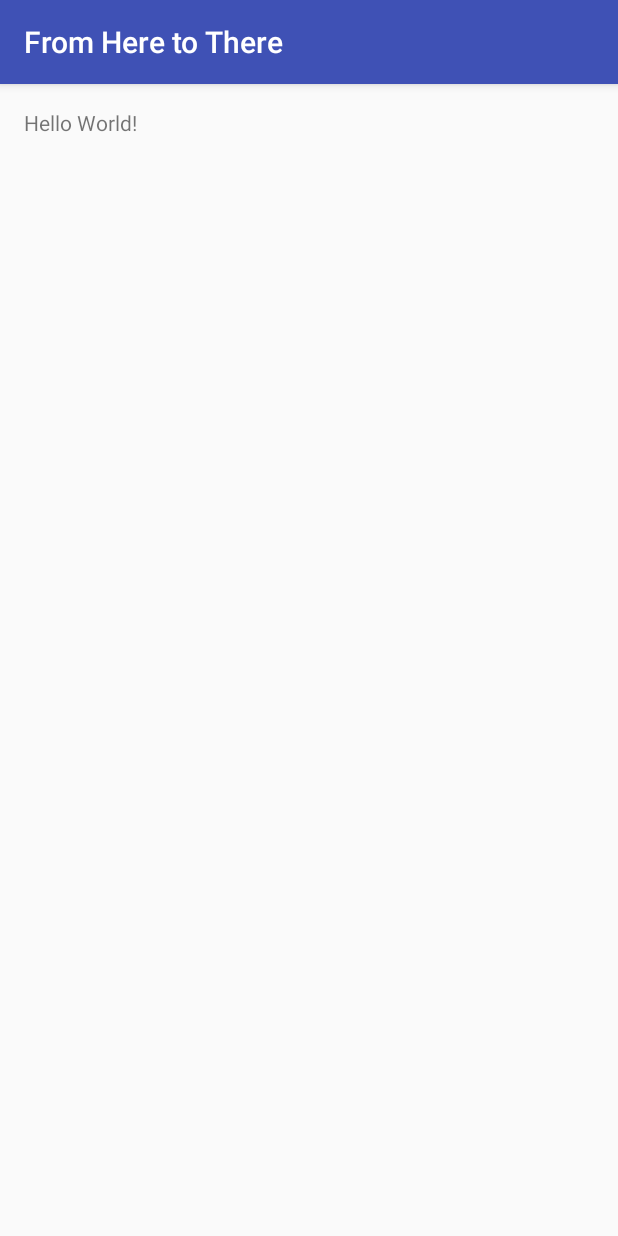
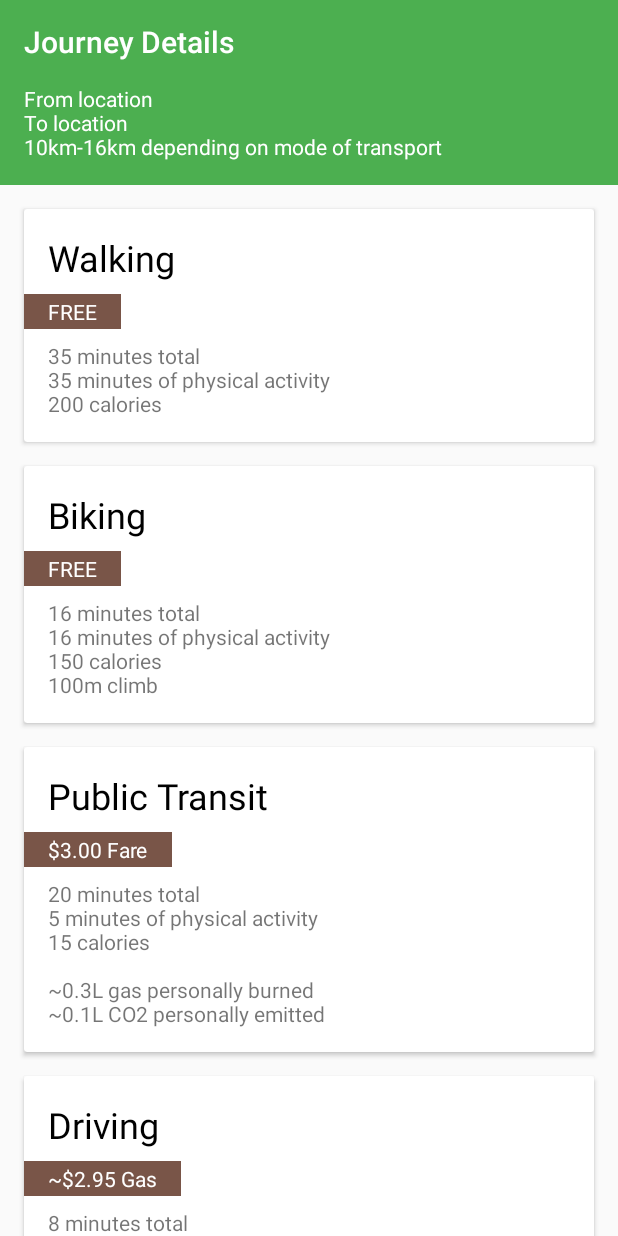
Before and after one commit to ianw3214/FromHereToThere, an Android app: the screen it shows after launch (MainActivity), on a phone screen of 412 x 824 dp. Run offline under Robolectric (Android 15) with nearby library versions, the phone set to English and light mode, and no system bars.

Commit message:
Built Initial Versions of Cards

```diff
--- a/FromHeretoThere/app/src/main/java/com/getfhtt/fhtt/MainActivity.java
+++ b/FromHeretoThere/app/src/main/java/com/getfhtt/fhtt/MainActivity.java
@@ -9,5 +9,7 @@ public class MainActivity extends AppCompatActivity {
     protected void onCreate(Bundle savedInstanceState) {
         super.onCreate(savedInstanceState);
         setContentView(R.layout.activity_main);
+        getSupportActionBar().setElevation(0);
+        getSupportActionBar().setTitle("Journey Details");
     }
 }
--- /dev/null
+++ b/FromHeretoThere/app/src/main/java/com/getfhtt/fhtt/SplashActivity.java
@@ -0,0 +1,15 @@
+package com.getfhtt.fhtt;
+
+import android.app.Activity;
+import android.content.Intent;
+import android.os.Bundle;
+
+public class SplashActivity extends Activity {
+
+    @Override
+    protected void onCreate(Bundle savedInstanceState) {
+        super.onCreate(savedInstanceState);
+        //Load main page
+        startActivity(new Intent(SplashActivity.this, MainActivity.class));
+    }
+}
--- /dev/null
+++ b/FromHeretoThere/app/src/main/java/com/getfhtt/fhtt/models/NavigateCard.java
@@ -0,0 +1,127 @@
+package com.getfhtt.fhtt.models;
+
+import android.content.Context;
+import android.content.res.TypedArray;
+import android.support.v4.content.ContextCompat;
+import android.support.v7.widget.CardView;
+import android.text.TextUtils;
+import android.util.AttributeSet;
+import android.util.TypedValue;
+import android.view.LayoutInflater;
+import android.view.View;
+import android.widget.LinearLayout;
+import android.widget.TextView;
+
+import com.getfhtt.fhtt.R;
+
+/**
+ * Created by Angelo on 2/4/2017.
+ */
+
+public class NavigateCard extends CardView{
+    private TextView mTitleView;
+    private TextView mMessageView;
+    private TextView mCostView;
+    private View mRoot;
+    public static final int ANIM_DURATION = 200;
+
+    public NavigateCard(Context context) {
+        super(context, null, 0);
+        initialize(context, null, 0);
+    }
+
+    public NavigateCard(Context context, AttributeSet attrs) {
+        super(context, attrs, 0);
+        initialize(context, attrs, 0);
+    }
+
+    public NavigateCard(Context context, AttributeSet attrs, int defStyle) {
+        super(context, attrs, defStyle);
+        initialize(context, attrs, defStyle);
+    }
+
+    private void initialize(Context context, AttributeSet attrs, int defStyle) {
+        LayoutInflater inflater = (LayoutInflater) context.getSystemService(
+                Context.LAYOUT_INFLATER_SERVICE);
+        mRoot = inflater.inflate(R.layout.card_navigate, this, true);
+        mTitleView = (TextView) mRoot.findViewById(R.id.tvCardTitle);
+        mMessageView = (TextView) mRoot.findViewById(R.id.tvCardInfo);
+        mCostView = (TextView) mRoot.findViewById(R.id.tvCardCost);
+
+        TypedArray a = context.obtainStyledAttributes(attrs, R.styleable.NavigateCard, defStyle, 0);
+        String title = a.getString(R.styleable.NavigateCard_fc_title);
+        setTitle(title);
+        String text = a.getString(R.styleable.NavigateCard_fc_text);
+        String cost = a.getString(R.styleable.NavigateCard_fc_cost);
+        setCost(cost);
+        setText(text);
+
+
+        int dpValue = 16; // margin in dips
+        float d = this.getResources().getDisplayMetrics().density;
+        int margin = (int) (dpValue * d);
+
+        LinearLayout.LayoutParams params = new LinearLayout.LayoutParams(
+                LinearLayout.LayoutParams.MATCH_PARENT,
+                LinearLayout.LayoutParams.WRAP_CONTENT
+        );
+
+        params.setMargins(margin, 0, margin, margin);
+
+        setLayoutParams(params);
+        setRadius(getResources().getDimensionPixelSize(R.dimen.card_corner_radius));
+        setClickable(true);
+
+        TypedValue outValue = new TypedValue();
+        getContext().getTheme().resolveAttribute(android.R.attr.selectableItemBackground, outValue, true);
+
+        setForeground(ContextCompat.getDrawable(context, outValue.resourceId));
+        setCardElevation(getResources().getDimensionPixelSize(R.dimen.card_elevation));
+        setPreventCornerOverlap(false);
+    }
+
+
+    /**
+     * Use sparingly.
+     */
+    public void setTitle(String title) {
+        if (TextUtils.isEmpty(title)) {
+            mTitleView.setVisibility(View.GONE);
+        } else {
+            mTitleView.setVisibility(View.VISIBLE);
+            mTitleView.setText(title);
+        }
+    }
+
+    public void setCost(String cost) {
+        if (TextUtils.isEmpty(cost)) {
+            mCostView.setText("FREE");
+        } else {
+            mCostView.setText(cost);
+        }
+    }
+    public void setText(String text) {
+        if (TextUtils.isEmpty(text)) {
+            mMessageView.setVisibility(View.GONE);
+        } else {
+            mMessageView.setVisibility(View.VISIBLE);
+            mMessageView.setText(text);
+        }
+    }
+
+    public void dismiss() {
+        dismiss(false);
+    }
+
+    public void dismiss(boolean animate) {
+        if (!animate) {
+            setVisibility(View.GONE);
+        } else {
+            animate().scaleY(0.1f).alpha(0.1f).setDuration(ANIM_DURATION);
+        }
+    }
+
+    public void show() {
+        setVisibility(View.VISIBLE);
+    }
+}
--- /dev/null
+++ b/FromHeretoThere/app/src/main/res/drawable/background_splash.xml
@@ -0,0 +1,12 @@
+<?xml version="1.0" encoding="utf-8"?>
+<layer-list xmlns:android="http://schemas.android.com/apk/res/android"
+    android:opacity="opaque">
+
+    <item android:drawable="@color/colorPrimaryDark"/>
+
+    <item>
+        <bitmap
+            android:gravity="center"
+            android:src="@mipmap/ic_launcher" />
+    </item>
+</layer-list>
--- a/FromHeretoThere/app/src/main/res/layout/activity_main.xml
+++ b/FromHeretoThere/app/src/main/res/layout/activity_main.xml
@@ -1,17 +1,85 @@
 <?xml version="1.0" encoding="utf-8"?>
 <RelativeLayout xmlns:android="http://schemas.android.com/apk/res/android"
+    xmlns:app="http://schemas.android.com/apk/res-auto"
     xmlns:tools="http://schemas.android.com/tools"
     android:id="@+id/activity_main"
     android:layout_width="match_parent"
     android:layout_height="match_parent"
-    android:paddingBottom="@dimen/activity_vertical_margin"
-    android:paddingLeft="@dimen/activity_horizontal_margin"
-    android:paddingRight="@dimen/activity_horizontal_margin"
-    android:paddingTop="@dimen/activity_vertical_margin"
+    android:orientation="vertical"
     tools:context="com.getfhtt.fhtt.MainActivity">
 
-    <TextView
-        android:layout_width="wrap_content"
+    <RelativeLayout
+        android:id="@+id/rlTopBar"
+        android:layout_width="match_parent"
         android:layout_height="wrap_content"
-        android:text="Hello World!" />
+        android:background="@color/colorPrimary"
+        android:paddingBottom="@dimen/activity_vertical_margin"
+        android:paddingLeft="@dimen/activity_horizontal_margin"
+        android:paddingRight="@dimen/activity_horizontal_margin">
+
+        <TextView
+            android:layout_width="wrap_content"
+            android:layout_height="wrap_content"
+            android:text="From location\nTo location\n10km-16km depending on mode of transport"
+            android:textColor="@color/white" />
+    </RelativeLayout>
+
+    <ScrollView
+        android:layout_width="match_parent"
+        android:layout_height="match_parent"
+        android:layout_below="@id/rlTopBar">
+
+        <LinearLayout
+            android:layout_width="match_parent"
+            android:layout_height="wrap_content"
+            android:orientation="vertical">
+
+            <com.getfhtt.fhtt.models.NavigateCard
+                android:layout_width="match_parent"
+                android:layout_height="wrap_content"
+                android:layout_marginBottom="@dimen/activity_vertical_margin"
+                android:layout_marginLeft="@dimen/activity_horizontal_margin"
+                android:layout_marginRight="@dimen/activity_horizontal_margin"
+                android:layout_marginTop="@dimen/activity_vertical_margin"
+                android:clickable="true"
+                android:foreground="?android:attr/selectableItemBackground"
+                app:fc_text="35 minutes total\n35 minutes of physical activity\n200 calories"
+                app:fc_title="Walking" />
+
+            <com.getfhtt.fhtt.models.NavigateCard
+                android:layout_width="match_parent"
+                android:layout_height="wrap_content"
+                android:layout_marginBottom="@dimen/activity_vertical_margin"
+                android:layout_marginLeft="@dimen/activity_horizontal_margin"
+                android:layout_marginRight="@dimen/activity_horizontal_margin"
+                android:clickable="true"
+                android:foreground="?android:attr/selectableItemBackground"
+                app:fc_text="16 minutes total\n16 minutes of physical activity\n150 calories\n100m climb"
+                app:fc_title="Biking" />
+
+            <com.getfhtt.fhtt.models.NavigateCard
+                android:layout_width="match_parent"
+                android:layout_height="wrap_content"
+                android:layout_marginBottom="@dimen/activity_vertical_margin"
+                android:layout_marginLeft="@dimen/activity_horizontal_margin"
+                android:layout_marginRight="@dimen/activity_horizontal_margin"
+                android:clickable="true"
+                android:foreground="?android:attr/selectableItemBackground"
+                app:fc_cost="$3.00 Fare"
+                app:fc_text="20 minutes total\n5 minutes of physical activity\n15 calories\n\n~0.3L gas personally burned\n~0.1L CO2 personally emitted"
+                app:fc_title="Public Transit" />
+
+            <com.getfhtt.fhtt.models.NavigateCard
+                android:layout_width="match_parent"
+                android:layout_height="wrap_content"
+                android:layout_marginBottom="@dimen/activity_vertical_margin"
+                android:layout_marginLeft="@dimen/activity_horizontal_margin"
+                android:layout_marginRight="@dimen/activity_horizontal_margin"
+                android:clickable="true"
+                android:foreground="?android:attr/selectableItemBackground"
+                app:fc_cost="~$2.95 Gas"
+                app:fc_text="8 minutes total\n0 minutes of physical activity\n15 calories\n\n3L gas burned\n10L CO2 emitted"
+                app:fc_title="Driving" />
+        </LinearLayout>
+    </ScrollView>
 </RelativeLayout>
--- /dev/null
+++ b/FromHeretoThere/app/src/main/res/layout/card_navigate.xml
@@ -0,0 +1,47 @@
+<?xml version="1.0" encoding="utf-8"?>
+
+<LinearLayout xmlns:android="http://schemas.android.com/apk/res/android"
+    android:id="@+id/card_main"
+    android:layout_width="match_parent"
+    android:layout_height="wrap_content"
+    android:orientation="vertical">
+
+    <TextView
+        android:id="@+id/tvCardTitle"
+        android:layout_width="match_parent"
+        android:layout_height="wrap_content"
+        android:paddingLeft="@dimen/activity_horizontal_margin"
+        android:paddingRight="@dimen/activity_horizontal_margin"
+        android:paddingTop="@dimen/activity_vertical_margin"
+        android:textColor="@color/black"
+        android:textSize="24sp" />
+
+    <RelativeLayout
+
+        android:layout_width="wrap_content"
+        android:layout_height="wrap_content"
+        android:layout_gravity="left"
+        android:background="@color/colorAccent"
+        android:layout_marginTop="8dp">
+
+        <TextView
+            android:id="@+id/tvCardCost"
+            android:layout_width="wrap_content"
+            android:layout_height="wrap_content"
+            android:paddingBottom="2dp"
+            android:paddingLeft="@dimen/activity_horizontal_margin"
+            android:paddingRight="@dimen/activity_horizontal_margin"
+            android:paddingTop="2dp"
+            android:textColor="@color/white" />
+    </RelativeLayout>
+
+    <TextView
+        android:id="@+id/tvCardInfo"
+        android:layout_width="match_parent"
+        android:layout_height="wrap_content"
+        android:paddingBottom="@dimen/activity_vertical_margin"
+        android:paddingLeft="@dimen/activity_horizontal_margin"
+        android:paddingRight="@dimen/activity_horizontal_margin"
+        android:paddingTop="8dp"
+        android:textSize="14sp" />
+</LinearLayout>
--- /dev/null
+++ b/FromHeretoThere/app/src/main/res/values-v21/styles.xml
@@ -0,0 +1,9 @@
+<resources>
+
+    <style name="AppTheme.NoActionBar">
+        <item name="windowActionBar">false</item>
+        <item name="windowNoTitle">true</item>
+        <item name="android:windowDrawsSystemBarBackgrounds">true</item>
+        <item name="android:statusBarColor">@android:color/transparent</item>
+    </style>
+</resources>
--- a/FromHeretoThere/app/src/main/res/values/colors.xml
+++ b/FromHeretoThere/app/src/main/res/values/colors.xml
@@ -1,6 +1,8 @@
 <?xml version="1.0" encoding="utf-8"?>
 <resources>
-    <color name="colorPrimary">#3F51B5</color>
-    <color name="colorPrimaryDark">#303F9F</color>
-    <color name="colorAccent">#FF4081</color>
+    <color name="colorPrimary">#4CAF50</color>
+    <color name="colorPrimaryDark">#388E3C</color>
+    <color name="colorAccent">#795548</color>
+    <color name="white">#FFFFFF</color>
+    <color name="black">#000000</color>
 </resources>
--- a/FromHeretoThere/app/src/main/res/values/dimens.xml
+++ b/FromHeretoThere/app/src/main/res/values/dimens.xml
@@ -2,4 +2,7 @@
     <!-- Default screen margins, per the Android Design guidelines. -->
     <dimen name="activity_horizontal_margin">16dp</dimen>
     <dimen name="activity_vertical_margin">16dp</dimen>
+    <dimen name="fab_margin">16dp</dimen>
+    <dimen name="card_corner_radius">2dp</dimen>
+    <dimen name="card_elevation">2dp</dimen>
 </resources>
--- a/FromHeretoThere/app/src/main/res/values/strings.xml
+++ b/FromHeretoThere/app/src/main/res/values/strings.xml
@@ -1,3 +1,4 @@
 <resources>
-    <string name="app_name">From Here to There</string>
+    <string name="app_name">FHTT</string>
+    <string name="title_activity_login">Login</string>
 </resources>
--- a/FromHeretoThere/app/src/main/res/values/styles.xml
+++ b/FromHeretoThere/app/src/main/res/values/styles.xml
@@ -8,4 +8,19 @@
         <item name="colorAccent">@color/colorAccent</item>
     </style>
 
+    <style name="Theme.FHTT.Splash" parent="Theme.AppCompat.Light.NoActionBar">
+        <item name="android:windowBackground">@drawable/background_splash</item>
+        <item name="colorPrimary">@color/colorPrimary</item>
+        <item name="colorPrimaryDark">@color/colorPrimaryDark</item>
+        <item name="colorAccent">@color/colorAccent</item>
+    </style>
+
+    <style name="AppTheme.NoActionBar">
+        <item name="windowActionBar">false</item>
+        <item name="windowNoTitle">true</item>
+    </style>
+
+    <style name="AppTheme.AppBarOverlay" parent="ThemeOverlay.AppCompat.Dark.ActionBar" />
+
+    <style name="AppTheme.PopupOverlay" parent="ThemeOverlay.AppCompat.Light" />
 </resources>
--- a/FromHeretoThere/build.gradle
+++ b/FromHeretoThere/build.gradle
@@ -9,6 +9,7 @@ buildscript {
 
         // NOTE: Do not place your application dependencies here; they belong
         // in the individual module build.gradle files
+        classpath 'com.google.gms:google-services:3.0.0'
     }
 }
 
```
Also changed, not shown: FromHeretoThere/app/build.gradle (+19 -0 lines), FromHeretoThere/app/src/main/AndroidManifest.xml (+8 -1 lines), FromHeretoThere/app/src/main/java/com/getfhtt/fhtt/LoginActivity.java (added, +201 -0 lines), FromHeretoThere/app/src/main/java/com/getfhtt/fhtt/models/User.java (added, +81 -0 lines), FromHeretoThere/app/src/main/res/layout/activity_login.xml (added, +54 -0 lines), FromHeretoThere/app/src/main/res/layout/content_login.xml (added, +16 -0 lines), FromHeretoThere/app/src/main/res/values/attrs.xml (added, +8 -0 lines), 2 other files.
